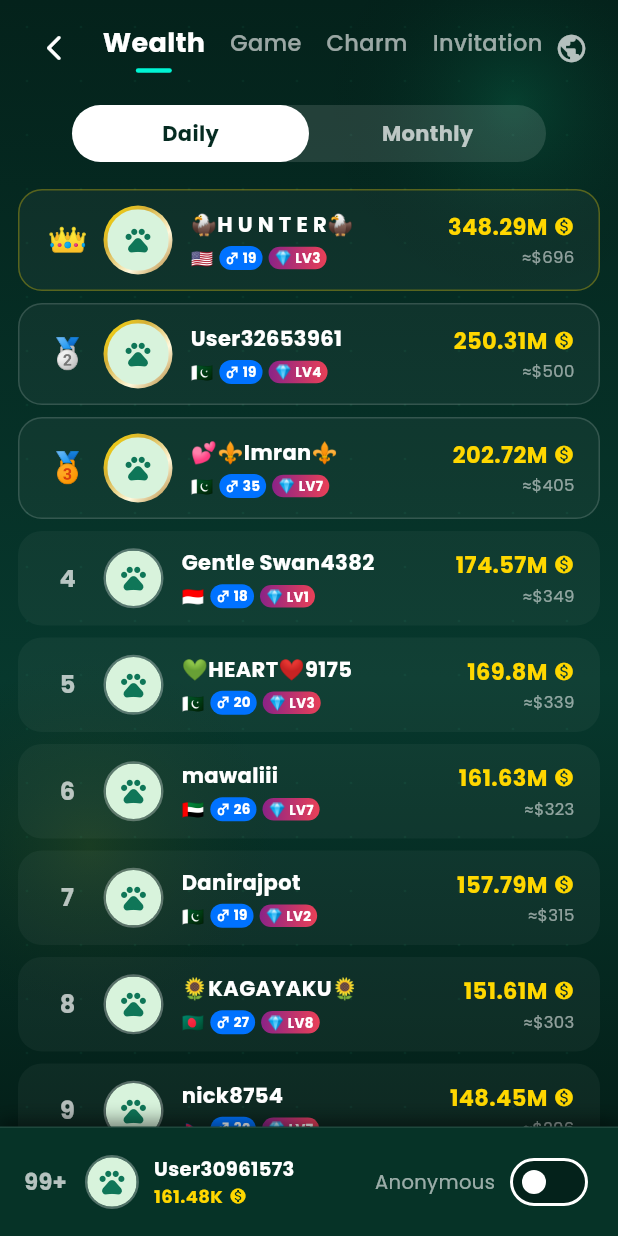
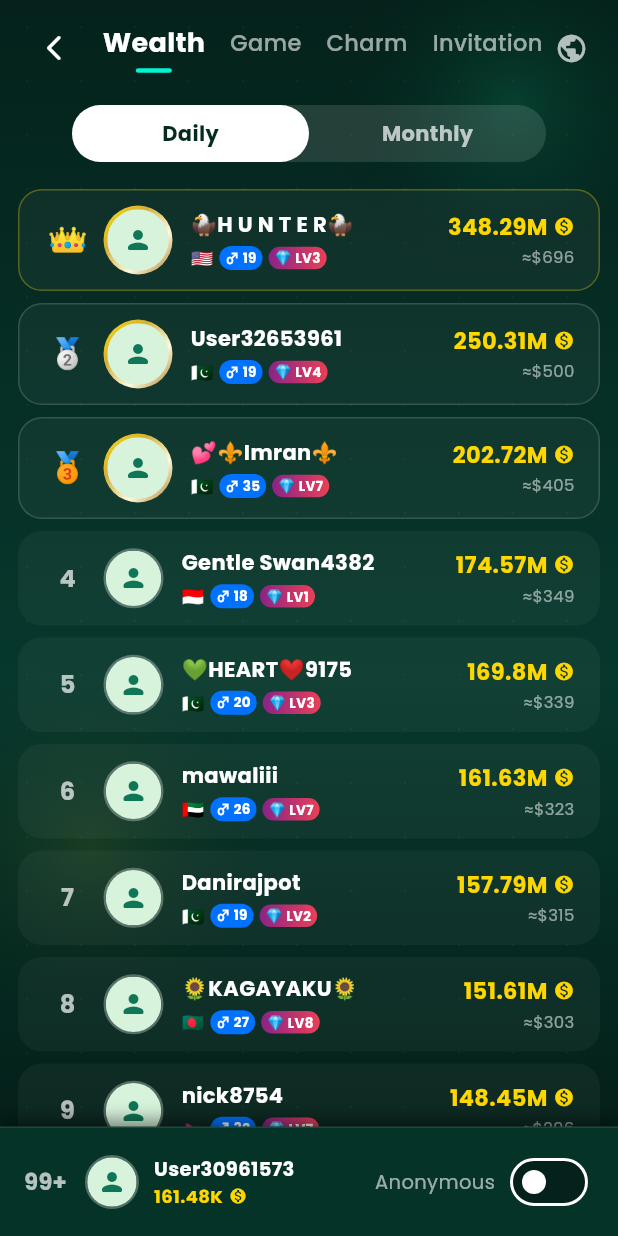
Before and after one commit to Atik-Tanvir/Royal_chat, a Flutter app: the _LeaderboardView screen opened directly, on a phone screen of 412 x 824 dp. Run offline on Flutter 3.47's test engine with Material 3 defaults, Android fonts, the phone set to English and light mode, and no system bars; our stand-ins replace cached_network_image, equatable, flutter_bloc, google_fonts, supabase_flutter; accounts and stored records are empty; network calls fail.

Commit message:
refactor(icons): replace remaining pets icons with royal gold and person icons

```diff
--- a/lib/core/widgets/custom_avatar.dart
+++ b/lib/core/widgets/custom_avatar.dart
@@ -124,7 +124,7 @@ class CustomAvatar extends StatelessWidget {
       child: Center(
         child: fallbackIcon ??
             const Icon(
-              Icons.pets,
+              Icons.person_rounded,
               color: AppColors.primaryGreen,
               size: 20,
             ),
--- a/lib/features/games/presentation/pages/games_tab_page.dart
+++ b/lib/features/games/presentation/pages/games_tab_page.dart
@@ -230,7 +230,7 @@ class _GamesTabPageState extends State<GamesTabPage> with SingleTickerProviderSt
               const CircleAvatar(
                 radius: 10,
                 backgroundColor: Colors.purple,
-                child: Icon(Icons.pets, size: 10, color: Colors.white),
+                child: Icon(Icons.workspace_premium, size: 10, color: Colors.white),
               ),
               const SizedBox(width: 4),
               const CircleAvatar(
--- a/lib/features/party/presentation/pages/party_tab_page.dart
+++ b/lib/features/party/presentation/pages/party_tab_page.dart
@@ -346,7 +346,7 @@ class PartyTabPage extends StatelessWidget {
                     delegate: SliverChildListDelegate([
                       _buildRoomSection(context, 'Lucky Number', luckyNumberRooms, Icons.casino),
                       _buildRoomSection(context, 'Lucky Race', luckyRaceRooms, Icons.sports_motorsports),
-                      _buildRoomSection(context, 'Chatroom', chatRooms, Icons.pets),
+                      _buildRoomSection(context, 'Chatroom', chatRooms, Icons.forum_rounded),
                       const SizedBox(height: 90), // Space for floating Create Room button
                     ]),
                   );
--- a/lib/features/profile/presentation/widgets/wallet_card_widget.dart
+++ b/lib/features/profile/presentation/widgets/wallet_card_widget.dart
@@ -106,9 +106,9 @@ class WalletCardWidget extends StatelessWidget {
                                 ),
                               ),
                               child: const Icon(
-                                Icons.pets,
+                                Icons.monetization_on_rounded,
                                 color: Color(0xFFB87818),
-                                size: 20,
+                                size: 22,
                               ),
                             ),
                     ),
--- a/lib/features/profile/presentation/widgets/withdrawal_ticker_widget.dart
+++ b/lib/features/profile/presentation/widgets/withdrawal_ticker_widget.dart
@@ -39,7 +39,7 @@ class WithdrawalTickerWidget extends StatelessWidget {
               color: Colors.white,
             ),
             child: const Center(
-              child: Icon(Icons.pets, color: AppColors.primaryGreen, size: 14),
+              child: Icon(Icons.monetization_on_rounded, color: AppColors.goldCoinDark, size: 14),
             ),
           ),
           const SizedBox(width: 8),
```
